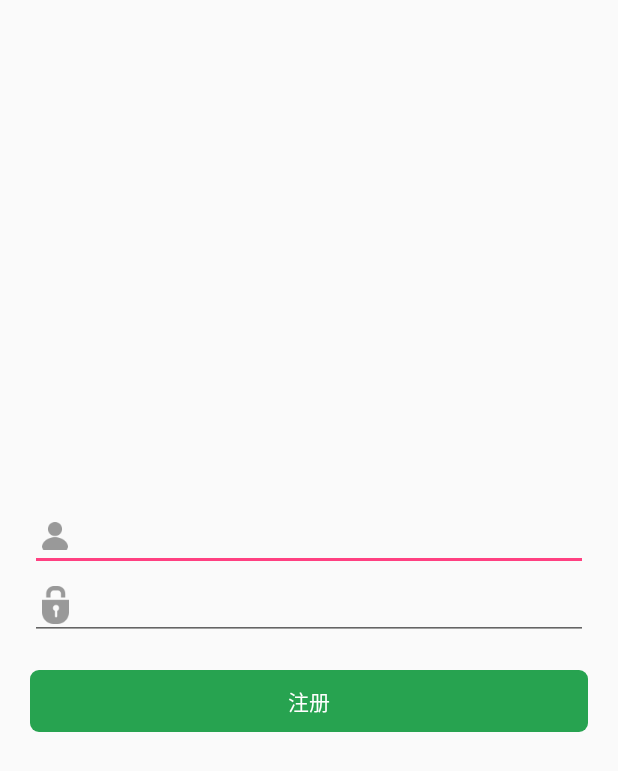
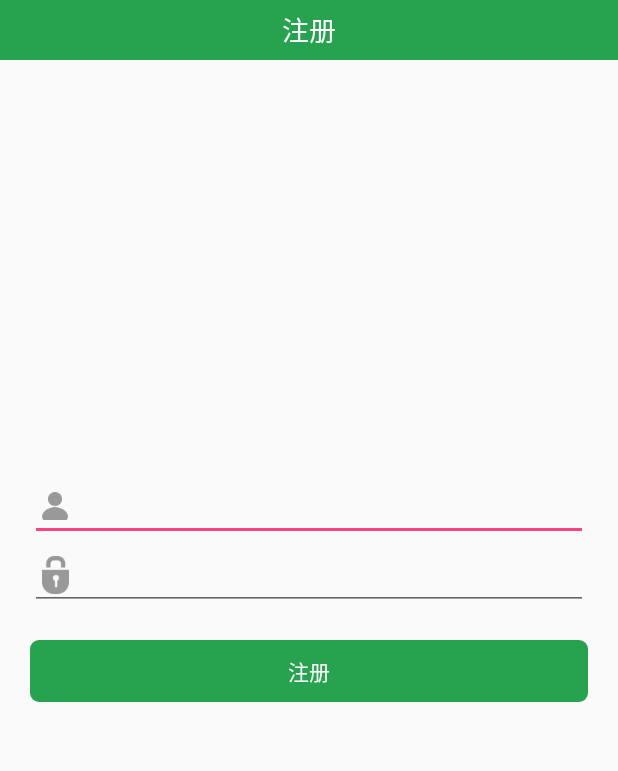
Before and after one commit to weikong/Socket-HELLO-ANDROID, an Android app: the screen it shows after launch (RegisterActivity), after a tap on "注册", on a phone screen of 412 x 824 dp. Shown: the top 771 px of the screen. Run offline under Robolectric (Android 15) with nearby library versions, the light colour scheme and no system bars; our stand-ins replace ButterKnife; libraries missing offline, so code that uses them is left out: com.raizlabs.android, com.squareup.okhttp; pictures from the network do not load.

Commit message:
登录注册页面修改

```diff
--- a/app/src/main/java/com/king/chat/socket/ui/activity/login/LoginActivity.java
+++ b/app/src/main/java/com/king/chat/socket/ui/activity/login/LoginActivity.java
@@ -9,16 +9,18 @@ import android.widget.TextView;
 import android.widget.Toast;
 
 import com.alibaba.fastjson.JSONObject;
+import com.king.chat.socket.R;
 import com.king.chat.socket.bean.ContactBean;
 import com.king.chat.socket.bean.base.BaseTaskBean;
+import com.king.chat.socket.config.Config;
 import com.king.chat.socket.config.UrlConfig;
 import com.king.chat.socket.ui.activity.MainActivity;
 import com.king.chat.socket.ui.activity.base.BaseDataActivity;
-import com.king.chat.socket.config.Config;
-import com.king.chat.socket.R;
 import com.king.chat.socket.ui.activity.register.RegisterActivity;
+import com.king.chat.socket.ui.view.actionbar.CommonActionBar;
 import com.king.chat.socket.util.DBFlowUtil;
 import com.king.chat.socket.util.SharePreferceTool;
+import com.king.chat.socket.util.ToastUtil;
 import com.king.chat.socket.util.UserInfoManager;
 import com.king.chat.socket.util.httpUtil.HttpTaskUtil;
 import com.king.chat.socket.util.httpUtil.OkHttpClientManager;
@@ -29,24 +31,32 @@ import java.io.IOException;
 import java.util.HashMap;
 import java.util.Map;
 
+import butterknife.BindView;
+import butterknife.ButterKnife;
+
 public class LoginActivity extends BaseDataActivity {
 
-    EditText et_name, et_psd;
+    @BindView(R.id.action_bar)
+    CommonActionBar actionBar;
+    @BindView(R.id.et_name)
+    EditText et_name;
+    @BindView(R.id.et_psd)
+    EditText et_psd;
+    @BindView(R.id.tv_register)
     TextView tv_register;
+    @BindView(R.id.tv_login)
     TextView tv_login;
 
     @Override
     protected void onCreate(Bundle savedInstanceState) {
         super.onCreate(savedInstanceState);
         setContentView(R.layout.activity_login);
-        et_name = (EditText) findViewById(R.id.et_name);
-        et_psd = (EditText) findViewById(R.id.et_psd);
-        tv_login = (TextView) findViewById(R.id.tv_login);
-        tv_register = (TextView) findViewById(R.id.tv_register);
+        ButterKnife.bind(this);
+        initActionBar();
         tv_login.setOnClickListener(new View.OnClickListener() {
             @Override
             public void onClick(View v) {
-                if (checkPermissionAllGranted(permissionAll)){
+                if (checkPermissionAllGranted(permissionAll)) {
                     loginTask();
                 } else {
                     setExternalStoragePermissions(permissionAll);
@@ -61,9 +71,13 @@ public class LoginActivity extends BaseDataActivity {
         });
     }
 
+    private void initActionBar() {
+        actionBar.setTitle("登录");
+    }
+
     @Override
     public void resultPermissions(boolean result) {
-        if (result){
+        if (result) {
             loginTask();
         }
     }
@@ -72,12 +86,12 @@ public class LoginActivity extends BaseDataActivity {
     protected void onResume() {
         super.onResume();
         String strUserName = SharePreferceTool.getInstance().getString(Config.LOGIN_USER_NAME);
-        if (!TextUtils.isEmpty(strUserName)){
+        if (!TextUtils.isEmpty(strUserName)) {
             et_name.setText(strUserName);
             et_name.setSelection(strUserName.length());
         }
         String strPsd = SharePreferceTool.getInstance().getString(Config.LOGIN_USER_PSD);
-        if (!TextUtils.isEmpty(strPsd)){
+        if (!TextUtils.isEmpty(strPsd)) {
             et_psd.setText(strPsd);
             et_psd.setSelection(strPsd.length());
         }
@@ -120,6 +134,8 @@ public class LoginActivity extends BaseDataActivity {
                         SocketUtil.getInstance().connect();
                         Intent intent = new Intent(LoginActivity.this, MainActivity.class);
                         startActivity(intent);
+                    } else {
+                        ToastUtil.show(baseTaskBean.getMessage());
                     }
                 } catch (Exception e) {
                     e.printStackTrace();
--- a/app/src/main/java/com/king/chat/socket/ui/activity/register/RegisterActivity.java
+++ b/app/src/main/java/com/king/chat/socket/ui/activity/register/RegisterActivity.java
@@ -16,8 +16,10 @@ import com.king.chat.socket.config.Config;
 import com.king.chat.socket.config.UrlConfig;
 import com.king.chat.socket.ui.activity.MainActivity;
 import com.king.chat.socket.ui.activity.base.BaseDataActivity;
+import com.king.chat.socket.ui.view.actionbar.CommonActionBar;
 import com.king.chat.socket.util.DBFlowUtil;
 import com.king.chat.socket.util.SharePreferceTool;
+import com.king.chat.socket.util.ToastUtil;
 import com.king.chat.socket.util.UserInfoManager;
 import com.king.chat.socket.util.httpUtil.HttpTaskUtil;
 import com.king.chat.socket.util.httpUtil.OkHttpClientManager;
@@ -28,22 +30,30 @@ import java.io.IOException;
 import java.util.HashMap;
 import java.util.Map;
 
+import butterknife.BindView;
+import butterknife.ButterKnife;
+
 public class RegisterActivity extends BaseDataActivity {
 
-    EditText et_name, et_psd;
+    @BindView(R.id.action_bar)
+    CommonActionBar actionBar;
+    @BindView(R.id.et_name)
+    EditText et_name;
+    @BindView(R.id.et_psd)
+    EditText et_psd;
+    @BindView(R.id.tv_register)
     TextView tv_register;
 
     @Override
     protected void onCreate(Bundle savedInstanceState) {
         super.onCreate(savedInstanceState);
         setContentView(R.layout.activity_register);
-        et_name = (EditText) findViewById(R.id.et_name);
-        et_psd = (EditText) findViewById(R.id.et_psd);
-        tv_register = (TextView) findViewById(R.id.tv_register);
+        ButterKnife.bind(this);
+        initActionBar();
         tv_register.setOnClickListener(new View.OnClickListener() {
             @Override
             public void onClick(View v) {
-                if (checkPermissionAllGranted(permissionAll)){
+                if (checkPermissionAllGranted(permissionAll)) {
                     registerTask();
                 } else {
                     setExternalStoragePermissions(permissionAll);
@@ -52,9 +62,14 @@ public class RegisterActivity extends BaseDataActivity {
         });
     }
 
+    private void initActionBar() {
+        actionBar.setTitle("注册");
+    }
+
+
     @Override
     public void resultPermissions(boolean result) {
-        if (result){
+        if (result) {
             registerTask();
         }
     }
@@ -97,6 +112,8 @@ public class RegisterActivity extends BaseDataActivity {
                         Intent intent = new Intent(RegisterActivity.this, MainActivity.class);
                         startActivity(intent);
                         finish();
+                    } else {
+                        ToastUtil.show(baseTaskBean.getMessage());
                     }
                 } catch (Exception e) {
                     e.printStackTrace();
--- a/app/src/main/java/com/king/chat/socket/ui/view/actionbar/CommonActionBar.java
+++ b/app/src/main/java/com/king/chat/socket/ui/view/actionbar/CommonActionBar.java
@@ -14,7 +14,6 @@ import android.widget.TextView;
 
 import com.king.chat.socket.R;
 import com.king.chat.socket.util.DisplayUtil;
-import com.king.chat.socket.util.Logger;
 import com.king.chat.socket.util.socket.SocketUtil;
 
 import java.math.BigInteger;
--- a/app/src/main/res/layout/activity_register.xml
+++ b/app/src/main/res/layout/activity_register.xml
@@ -4,9 +4,21 @@
     xmlns:tools="http://schemas.android.com/tools"
     android:layout_width="match_parent"
     android:layout_height="match_parent"
+    android:orientation="vertical">
+
+    <com.king.chat.socket.ui.view.actionbar.CommonActionBar
+        android:id="@+id/action_bar"
+        android:layout_width="match_parent"
+        android:layout_height="wrap_content"></com.king.chat.socket.ui.view.actionbar.CommonActionBar>
+
+    <LinearLayout
+        android:layout_width="match_parent"
+        android:layout_height="match_parent"
         android:gravity="center"
         android:orientation="vertical"
-    android:padding="20dp">
+        android:paddingLeft="20dp"
+        android:paddingRight="20dp"
+        android:paddingBottom="@dimen/margin_80dp">
 
         <LinearLayout
             android:layout_width="match_parent"
@@ -26,10 +38,10 @@
                     android:layout_toLeftOf="@+id/textView"
                     android:drawableLeft="@drawable/login_username_input"
                     android:drawablePadding="@dimen/margin_10dp"
+                    android:hint=""
+                    android:paddingLeft="8dp"
                     android:singleLine="true"
-                android:paddingLeft="8dp"
-                android:textColor="@color/color_666666"
-                android:hint="" />
+                    android:textColor="@color/color_666666" />
 
                 <EditText
                     android:id="@+id/et_psd"
@@ -38,11 +50,11 @@
                     android:layout_toLeftOf="@+id/textView"
                     android:drawableLeft="@drawable/login_password_input"
                     android:drawablePadding="@dimen/margin_10dp"
+                    android:hint=""
+                    android:inputType="textPassword"
+                    android:paddingLeft="8dp"
                     android:singleLine="true"
-                android:paddingLeft="8dp"
-                android:textColor="@color/color_666666"
-                android:inputType="textPassword"
-                android:hint="" />
+                    android:textColor="@color/color_666666" />
             </LinearLayout>
         </LinearLayout>
 
@@ -59,3 +71,4 @@
             android:textColor="@android:color/white" />
 
     </LinearLayout>
+</LinearLayout>
```
Also changed, not shown: app/src/main/res/layout/activity_login.xml (+25 -11 lines). Lines whose indentation alone changed are shown as unchanged.
